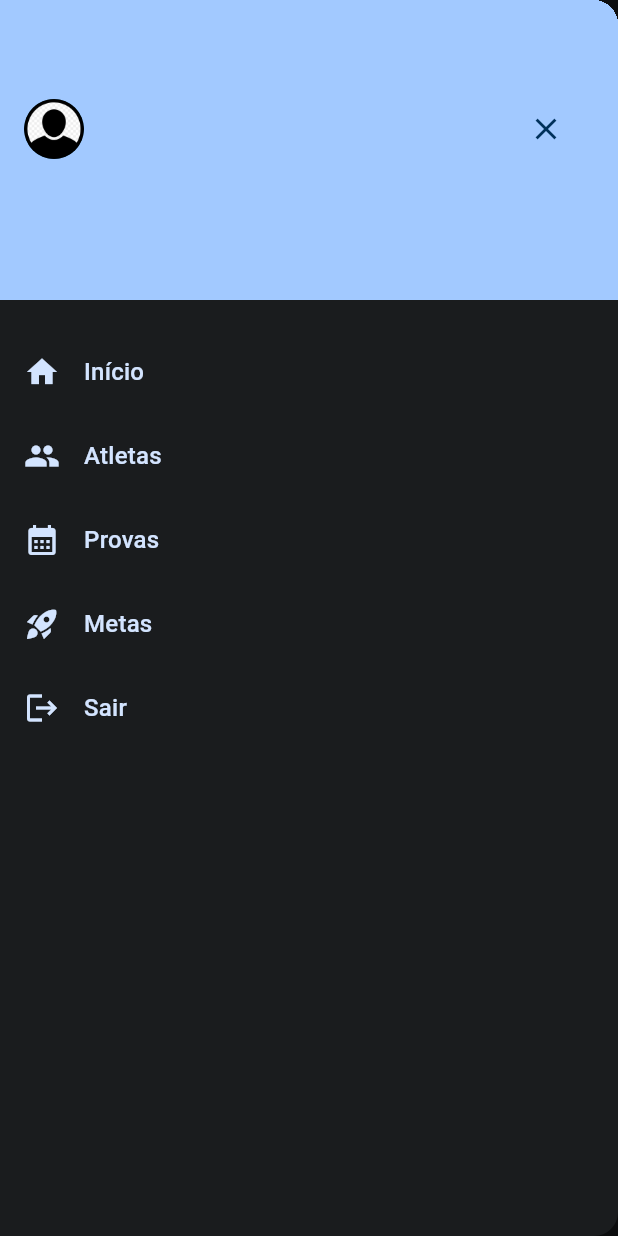
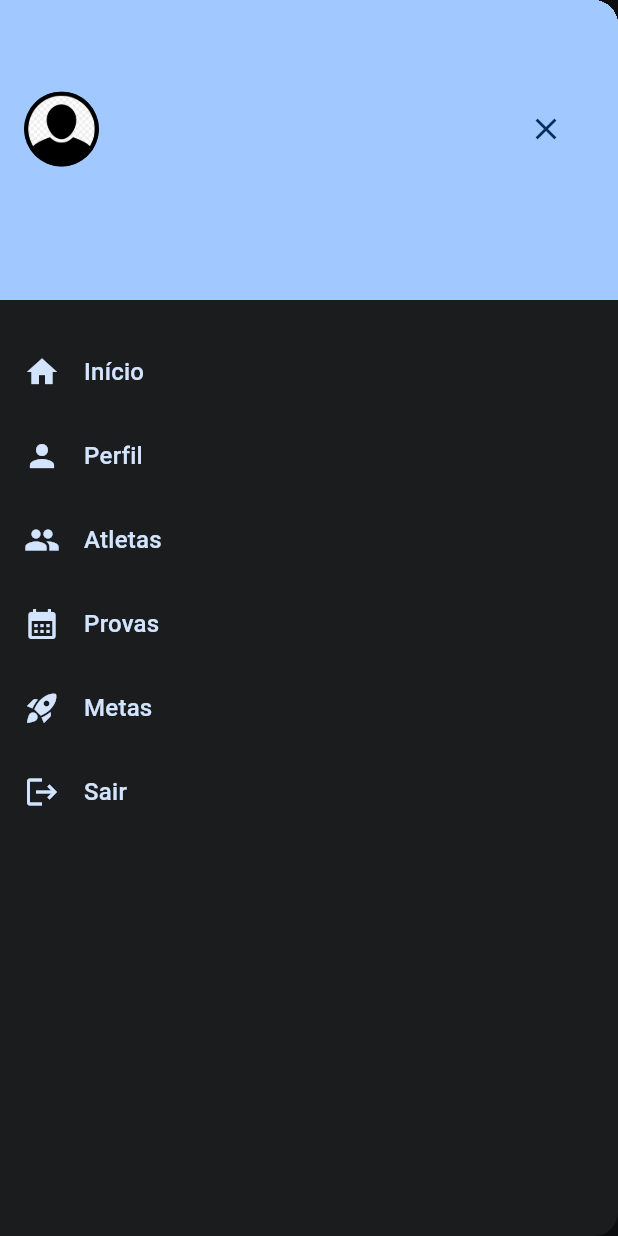
Before and after one commit to renansantos07/runner_plan_app, a Flutter app: the screen it shows once a user with an empty profile is signed in, with the side drawer open, on a phone screen of 412 x 824 dp. Run offline on Flutter 3.47's test engine with Material 2 defaults, Android fonts, the phone set to English and light mode, and no system bars; our stand-ins replace cloud_firestore, firebase_auth, firebase_core, firebase_storage, flutter_pw_validator, image_picker; accounts and stored records are empty.

Commit message:
Upload da imagem do usuario no storage do firebase

```diff
--- a/lib/components/common/app_drawer.dart
+++ b/lib/components/common/app_drawer.dart
@@ -1,4 +1,6 @@
 import 'package:flutter/material.dart';
+import 'package:runner_plan_app/components/common/user_image.dart';
+import 'package:runner_plan_app/core/app_routes.dart';
 import 'package:runner_plan_app/core/interface/Auth/auth_interface.dart';
 import 'package:runner_plan_app/core/model/common/session_user_model.dart';
 
@@ -23,17 +25,15 @@ class AppDrawer extends StatelessWidget {
             padding: const EdgeInsets.only(top: 50),
             alignment: Alignment.topRight,
             child: ListTile(
-              leading: Padding(
-                padding: const EdgeInsets.only(right: 15),
-                child: Column(
-                  mainAxisAlignment: MainAxisAlignment.center,
-                  children: <Widget>[
-                    CircleAvatar(
-                      radius: 20,
-                      backgroundImage: AssetImage(_sessionUser.imageURL),
-                    )
-                  ],
-                ),
+              leading: Column(
+                mainAxisAlignment: MainAxisAlignment.center,
+                children: <Widget>[
+                  UserImage(
+                    imageUrl: _sessionUser.imageURL,
+                    width: 50,
+                    height: 50,
+                  ),
+                ],
               ),
               title: Text(
                 _sessionUser.name,
@@ -73,6 +73,23 @@ class AppDrawer extends StatelessWidget {
             onTap: () {
               // Update the state of the app.
               // ...
+            },
+          ),
+          ListTile(
+            leading: Icon(
+              Icons.person,
+              color: Theme.of(context).colorScheme.onPrimaryContainer,
+            ),
+            title: Text(
+              "Perfil",
+              style: Theme.of(context).textTheme.titleMedium!.copyWith(
+                    color: Theme.of(context).colorScheme.onPrimaryContainer,
+                  ),
+            ),
+            onTap: () {
+              Navigator.of(context).pushNamed(
+                AppRoutes.Profile,
+              );
             },
           ),
           ListTile(
--- /dev/null
+++ b/lib/components/common/user_image.dart
@@ -0,0 +1,126 @@
+import 'dart:io';
+
+import 'package:flutter/material.dart';
+import 'package:image_picker/image_picker.dart';
+import 'package:runner_plan_app/core/exception/custom_firebase_exception.dart';
+import 'package:runner_plan_app/core/interface/user/user_interface.dart';
+
+class UserImage extends StatefulWidget {
+  UserImage({
+    Key? key,
+    required this.imageUrl,
+    required this.width,
+    required this.height,
+    this.canChange = false,
+  }) : super(key: key);
+
+  String imageUrl;
+  final double height;
+  final double width;
+  final bool canChange;
+
+  @override
+  State<UserImage> createState() => _UserImageState();
+}
+
+class _UserImageState extends State<UserImage> {
+  File? _image;
+  bool _isLoading = false;
+
+  void _showError(String msg) {
+    showDialog(
+      context: context,
+      builder: (ctx) => AlertDialog(
+        title: const Text('Ops...'),
+        content: Text(msg),
+        actions: [
+          TextButton(
+            onPressed: () => Navigator.of(context).pop(),
+            child: const Text('Fechar'),
+          ),
+        ],
+      ),
+    );
+  }
+
+  Future<void> _pickImage() async {
+    final picker = ImagePicker();
+    final pickedImage = await picker.pickImage(
+      source: ImageSource.gallery,
+      imageQuality: 100,
+      maxWidth: 500,
+    );
+
+    if (pickedImage != null) {
+      setState(() {
+        _isLoading = true;
+      });
+
+      try {
+        setState(() {
+          _image = File(pickedImage.path);
+        });
+
+        String? responseUrl = await UserInterface().uploadUserImage(_image!);
+
+        setState(() {
+          widget.imageUrl = responseUrl!;
+        });
+      } on CustomFirebaseException catch (error) {
+        _showError(error.toString());
+      } catch (error) {
+        _showError('Ocorreu um erro inesperado!');
+      } finally {
+        setState(() {
+          _isLoading = false;
+        });
+      }
+    }
+  }
+
+  renderImage() {
+    return widget.imageUrl.contains('assets/')
+        ? AssetImage(widget.imageUrl)
+        : NetworkImage(widget.imageUrl);
+  }
+
+  @override
+  Widget build(BuildContext context) {
+    return SizedBox(
+      height: widget.height,
+      width: widget.width,
+      child: Stack(
+        clipBehavior: Clip.none,
+        fit: StackFit.expand,
+        children: [
+          CircleAvatar(backgroundImage: renderImage()),
+          if (_isLoading)
+            Container(
+              decoration: const BoxDecoration(
+                borderRadius: BorderRadius.all(Radius.circular(100)),
+                color: Color.fromRGBO(0, 0, 0, 0.5),
+              ),
+              child: const Center(
+                child: CircularProgressIndicator(),
+              ),
+            ),
+          if (widget.canChange)
+            Positioned(
+                bottom: 0,
+                right: -25,
+                child: RawMaterialButton(
+                  onPressed: _pickImage,
+                  elevation: 2.0,
+                  fillColor: Theme.of(context).colorScheme.background,
+                  padding: const EdgeInsets.all(15.0),
+                  shape: const CircleBorder(),
+                  child: Icon(
+                    Icons.camera_alt_outlined,
+                    color: Theme.of(context).colorScheme.primary,
+                  ),
+                )),
+        ],
+      ),
+    );
+  }
+}
--- /dev/null
+++ b/lib/core/app_routes.dart
@@ -0,0 +1,4 @@
+class AppRoutes {
+  static const String AuthOrHome = '/';
+  static const String Profile = '/profile';
+}
--- a/lib/core/interface/user/user_interface.dart
+++ b/lib/core/interface/user/user_interface.dart
@@ -1,8 +1,11 @@
+import 'dart:io';
+
 import 'package:runner_plan_app/core/model/common/session_user_model.dart';
 import 'package:runner_plan_app/core/service/user/user_service.dart';
 
 abstract class UserInterface {
   Future<void> savePersonalUser(SessionUser user);
+  Future<String?> uploadUserImage(File? image);
 
   factory UserInterface() {
     return UserService();
--- a/lib/main.dart
+++ b/lib/main.dart
@@ -1,8 +1,11 @@
 import 'package:flutter/material.dart';
 import 'package:provider/provider.dart';
+import 'package:runner_plan_app/core/app_routes.dart';
 import 'package:runner_plan_app/pages/auth/auth_or_app_page.dart';
 import 'package:runner_plan_app/pages/dashboard/dashboard_page.dart';
 import 'dart:io';
+
+import 'package:runner_plan_app/pages/profile/profile_page.dart';
 
 const lightColorScheme = ColorScheme(
   brightness: Brightness.light,
@@ -93,7 +96,7 @@ class MyApp extends StatelessWidget {
   @override
   Widget build(BuildContext context) {
     return MaterialApp(
-      title: 'Flutter Demo',
+      title: 'Runner Plan',
       themeMode: ThemeMode.dark,
       theme: ThemeData(useMaterial3: true, colorScheme: lightColorScheme),
       darkTheme: ThemeData(
@@ -105,8 +108,11 @@ class MyApp extends StatelessWidget {
           ),
           useMaterial3: true,
           colorScheme: darkColorScheme),
-      home: const AuthOrAppPage(),
       debugShowCheckedModeBanner: false,
+      routes: {
+        AppRoutes.AuthOrHome: (ctx) => const AuthOrAppPage(),
+        AppRoutes.Profile: (ctx) => const ProfilePage(),
+      },
     );
   }
 }
--- a/lib/pages/home/home_page.dart
+++ b/lib/pages/home/home_page.dart
@@ -1,13 +1,15 @@
 import 'package:flutter/material.dart';
 import 'package:runner_plan_app/components/common/app_drawer.dart';
 import 'package:runner_plan_app/components/common/notification_drawer.dart';
+import 'package:runner_plan_app/core/app_routes.dart';
 import 'package:runner_plan_app/core/interface/Auth/auth_interface.dart';
 import 'package:runner_plan_app/core/model/common/session_user_model.dart';
-import 'package:runner_plan_app/pages/auth/auth_page.dart';
 import 'package:runner_plan_app/pages/communication/communication_page.dart';
 import 'package:runner_plan_app/pages/dashboard/dashboard_page.dart';
 import 'package:runner_plan_app/pages/follow_up/follow_up_page.dart';
 import 'package:runner_plan_app/pages/workouts/workouts_page.dart';
+
+import '../../components/common/user_image.dart';
 
 class HomePage extends StatefulWidget {
   const HomePage({Key? key}) : super(key: key);
@@ -55,17 +57,25 @@ class _HomePageState extends State<HomePage> {
               backgroundColor: Theme.of(context).colorScheme.background,
               centerTitle: true,
               title: ListTile(
-                leading: Padding(
-                  padding: const EdgeInsets.only(right: 15),
-                  child: Column(
-                    mainAxisAlignment: MainAxisAlignment.center,
-                    children: <Widget>[
-                      CircleAvatar(
-                        radius: 20,
-                        backgroundImage: AssetImage(_sessionUser.imageURL),
-                      )
-                    ],
-                  ),
+                leading: Column(
+                  mainAxisAlignment: MainAxisAlignment.center,
+                  children: <Widget>[
+                    GestureDetector(
+                      child: Hero(
+                        tag: _sessionUser.id,
+                        child: UserImage(
+                          imageUrl: _sessionUser.imageURL,
+                          width: 50,
+                          height: 50,
+                        ),
+                      ),
+                      onTap: () {
+                        Navigator.of(context).pushNamed(
+                          AppRoutes.Profile,
+                        );
+                      },
+                    )
+                  ],
                 ),
                 title: Text(
                   'Olá,',
--- a/pubspec.yaml
+++ b/pubspec.yaml
@@ -41,6 +41,8 @@ dependencies:
   flutter_pw_validator: ^1.6.0
   http: ^1.1.0
   cloud_firestore: ^4.8.2
+  image_picker: ^1.0.0
+  firebase_storage: ^11.2.4
 
 dev_dependencies:
   flutter_test:
```
Also changed, not shown: lib/core/service/user/user_service.dart (+30 -0 lines), lib/pages/profile/profile_page.dart (added, +123 -0 lines), pubspec.lock, 6 other files.
